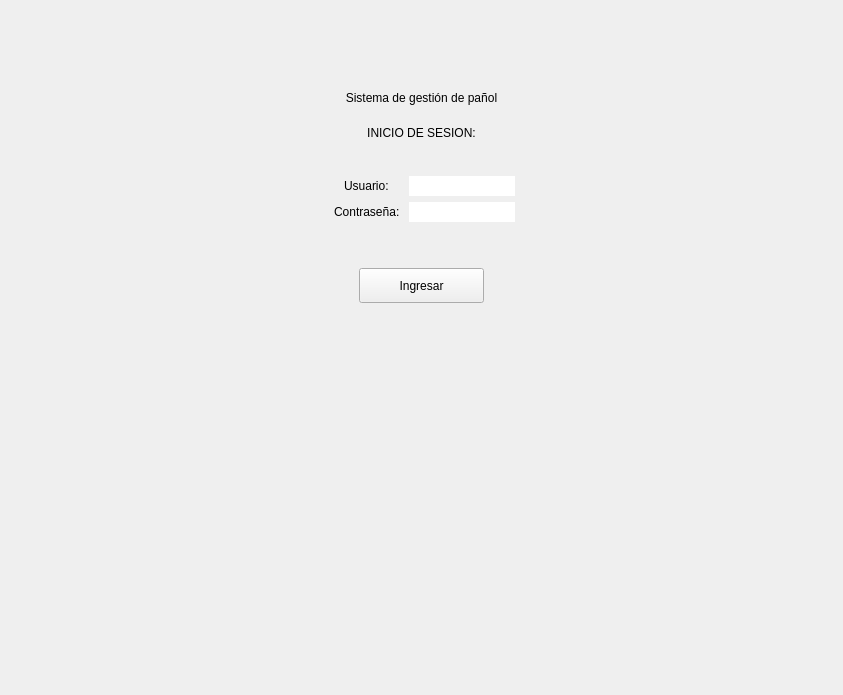
The window that blustock/uis/login.ui (MaxAPBusiness/Blustock) describes before a commit, drawn with Qt 5.
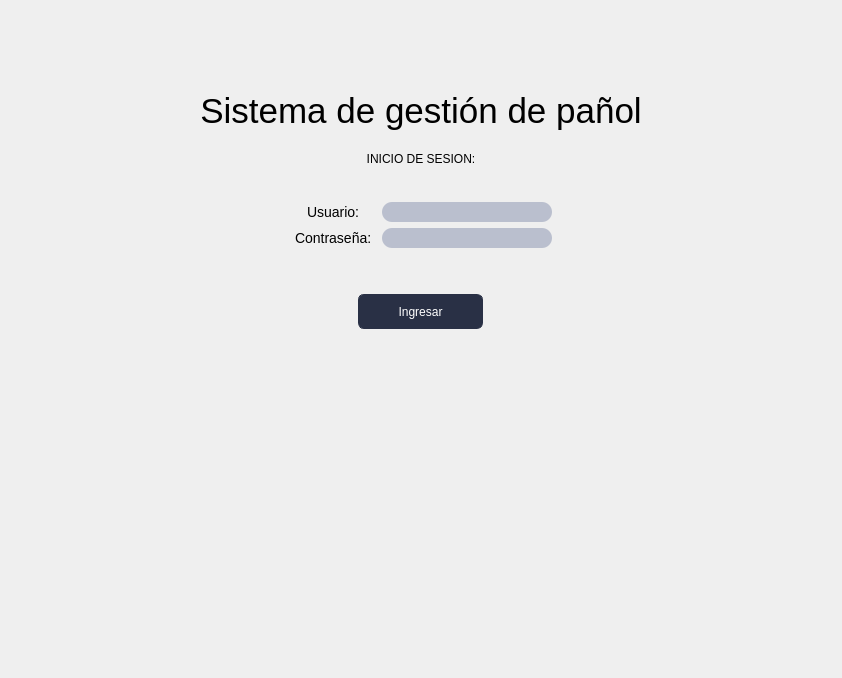
The same window after the commit.

```diff
--- a/blustock/uis/login.ui
+++ b/blustock/uis/login.ui
@@ -6,13 +6,147 @@
    <rect>
     <x>0</x>
     <y>0</y>
-    <width>843</width>
-    <height>695</height>
+    <width>842</width>
+    <height>678</height>
    </rect>
   </property>
   <property name="windowTitle">
    <string>Form</string>
   </property>
+  <property name="styleSheet">
+   <string notr="true">*{
+    font-family: 'Oswald', sans-serif;
+    font-weight: 400;
+}
+
+QMenuBar{
+    background-color: #293045;
+    padding: 0;    
+    font-size: 14px;
+    color:white;
+}
+
+QMenuBar:item{
+    padding: 17px;
+    border-radius: 10px;
+
+}
+
+QMenuBar:item:selected{
+    background-color: #768AC5;
+    color:black;
+    border-radius: 5px;
+    margin: 10px;
+    
+    
+
+}
+
+QMenu{
+    background-color: #293045;
+
+    color: white;
+}
+
+QMenu:item{
+    padding: 5px;
+    border-radius: 5px;
+}
+
+QMenu:item:selected{
+    background-color: #768AC5;
+    color:white;
+
+}
+Qmenu#icon{
+   icon:size 40px; 
+    
+}
+
+
+QRadioButton:indicator{
+    border-style: solid;
+    border-color:  #293045;
+    border-radius: 6%;
+    border-width:  2px;
+    background-color: #BABFCE;
+}
+QRadioButton::indicator:checked{
+    background-color: #768AC5;
+}
+
+#label{
+    font-size: 35px;
+}
+
+#usuariosLabel{
+    font-size: 14px;
+}
+
+#contraseALabel{
+    font-size: 14px;
+}
+
+#usuariosLineEdit{
+    width: 170px;
+    height: 20px;
+    border-radius: 10px;
+}
+
+#passwordLineEdit{
+    width: 170px;
+    height: 20px;
+    border-radius: 10px;
+}
+
+#labelprofesores{
+    font-size: 26px;
+}
+
+QLineEdit{
+    border-radius: 5px;
+    background-color: #BABFCE;
+    
+}
+
+#title{
+    width: 100px;
+    height: 200px;
+}
+
+
+
+QPushButton{
+    border-color:#293045;
+    border-style: solid;
+    border-width: 1px;
+    border-radius: 6px;
+    background-color: #293045;
+    color:#ffffff;
+    height: 30px;
+    padding: 0px 4px;
+
+}
+QPushButton:hover{
+    background-color:#768AC5;
+    color:#293045;
+}
+QPushButton:pressed {
+    background-color: #293045;
+
+}
+
+#pushButton_5{
+    padding: 10px;
+    background-color: #768AC5;
+    border-radius: 15%;
+}
+
+#pushButton_2, #pushButton_3, #pushButton_4{
+    height: 30px;
+}
+</string>
+  </property>
   <layout class="QVBoxLayout" name="verticalLayout" stretch="0,1,0,0,0,0,0,1,0">
    <item>
     <spacer name="verticalSpacer_5">
@@ -140,6 +274,9 @@
        </property>
        <property name="font">
         <font>
+         <family>Oswald</family>
+         <weight>50</weight>
+         <bold>false</bold>
          <stylestrategy>PreferDefault</stylestrategy>
         </font>
        </property>
```
